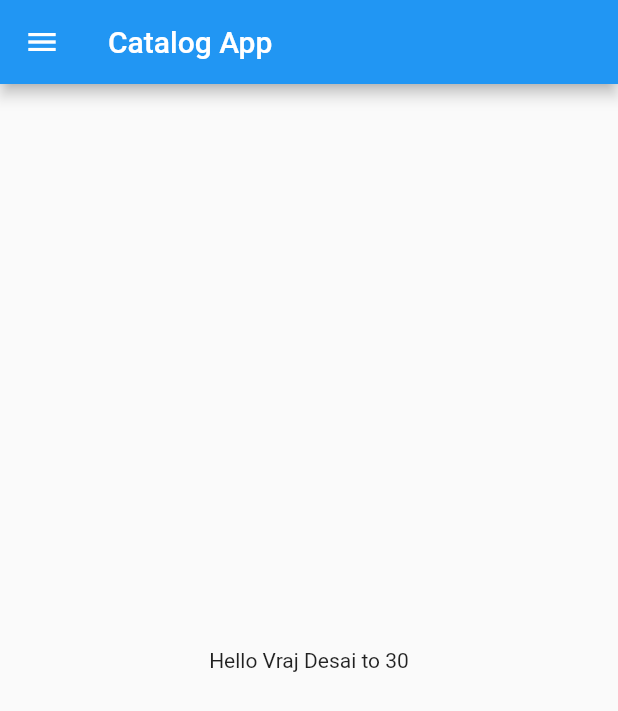
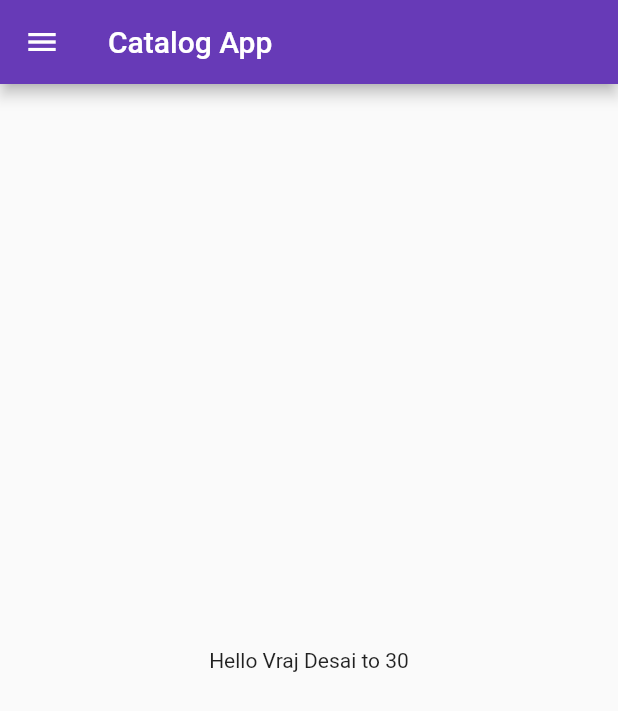
Before and after one commit to vrajdesai78/catalogue-flutter, a Flutter app: the screen it shows after launch, on a phone screen of 412 x 824 dp. Shown: the top 711 px of the screen. Run offline on Flutter 3.47's test engine with Material 2 defaults, Android fonts, the phone set to English and light mode, and no system bars.

```diff
--- a/lib/main.dart
+++ b/lib/main.dart
@@ -1,5 +1,6 @@
 import 'package:flutter/material.dart';
-import 'package:tutorial/home_page.dart';
+import 'package:tutorial/screens/home_page.dart';
+import 'package:tutorial/screens/login_page.dart';
 
 void main() {
   runApp(const MyApp());
@@ -11,7 +12,18 @@ class MyApp extends StatelessWidget {
   @override
   Widget build(BuildContext context) {
     return MaterialApp(
-      home: HomePage(),
+      themeMode: ThemeMode.light,
+      theme: ThemeData(
+        primarySwatch: Colors.deepPurple
+      ),
+      darkTheme: ThemeData(
+        brightness: Brightness.dark
+      ),
+      initialRoute: "/home",
+      routes: {
+        "/home": (context) => HomePage(),
+        "/login": (context) => LoginPage(),
+      },
     );
   }
 }
```
Also changed, not shown: lib/screens/login_page.dart (added, +21 -0 lines), lib/screens/home_page.dart (renamed from lib/home_page.dart).
